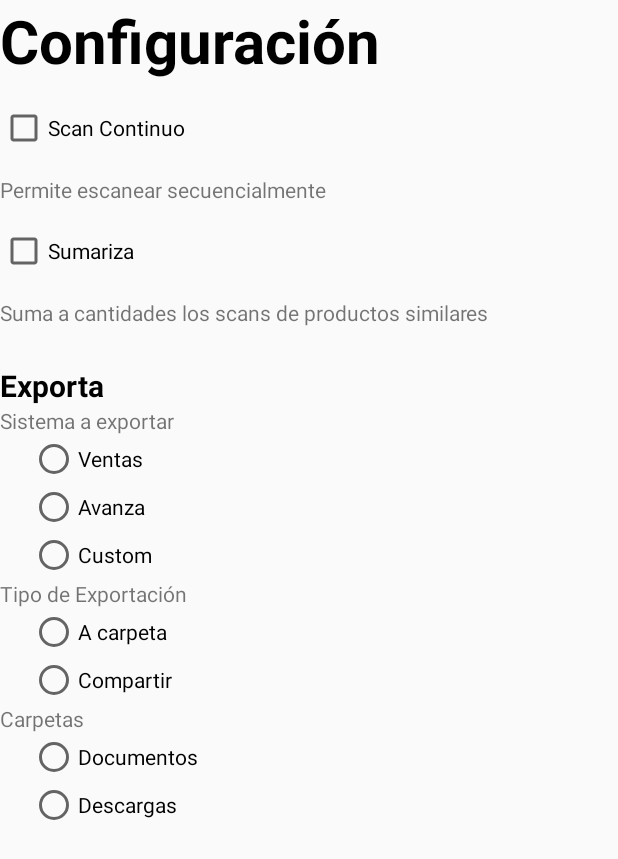
After one commit to ManuelTorresArg/ScanApp, an Android app: the ConfigActivity screen opened directly, with no data from a screen before it, on a phone screen of 412 x 824 dp. The commit adds this screen. Shown: the top 859 px of the screen. Run offline under Robolectric (Android 15) with nearby library versions, the phone set to English and light mode, and no system bars.

Commit message:
Creados los prototypes de coonfig, login, welcome y main

```diff
--- a/app/build.gradle
+++ b/app/build.gradle
@@ -4,6 +4,9 @@ plugins {
 
 android {
     compileSdk 33
+
+    viewBinding.enabled = true
+
 
     defaultConfig {
         applicationId "com.example.scanapp"
@@ -30,7 +33,7 @@ android {
 dependencies {
 
     implementation 'androidx.appcompat:appcompat:1.5.1'
-    implementation 'com.google.android.material:material:1.6.1'
+    implementation 'com.google.android.material:material:1.7.0'
     implementation 'androidx.constraintlayout:constraintlayout:2.1.4'
     testImplementation 'junit:junit:4.13.2'
     androidTestImplementation 'androidx.test.ext:junit:1.1.3'
--- /dev/null
+++ b/app/src/main/java/com/example/scanapp/ConfigActivity.java
@@ -0,0 +1,27 @@
+package com.example.scanapp;
+
+import android.os.Bundle;
+import android.view.View;
+
+import androidx.appcompat.app.AppCompatActivity;
+
+import com.example.scanapp.databinding.ConfigActivityBinding;
+
+public class ConfigActivity extends AppCompatActivity {
+
+    ConfigActivityBinding binding;
+
+    @Override
+    protected void onCreate(Bundle savedInstanceState) {
+        super.onCreate(savedInstanceState);
+
+        setContentView(R.layout.config_activity);
+
+        binding = ConfigActivityBinding.inflate(getLayoutInflater());
+        View view = binding.getRoot();
+        setContentView(view);
+
+
+    }
+
+}
--- /dev/null
+++ b/app/src/main/res/layout/config_activity.xml
@@ -0,0 +1,140 @@
+<?xml version="1.0" encoding="utf-8"?>
+<LinearLayout xmlns:android="http://schemas.android.com/apk/res/android"
+    android:layout_width="match_parent"
+    android:layout_height="match_parent"
+    android:orientation="vertical"
+    android:layout_marginStart="50dp">
+
+    <TextView
+        android:id="@+id/txt_config_title"
+        android:layout_width="match_parent"
+        android:layout_height="wrap_content"
+        android:text="Configuración"
+        android:textColor="#000000"
+        android:textSize="40dp"
+        android:textStyle="bold"/>
+
+    <CheckBox
+        android:id="@+id/chk_continuo"
+        android:layout_marginTop="15dp"
+        android:layout_width="match_parent"
+        android:layout_height="wrap_content"
+        android:text="Scan Continuo" />
+
+    <TextView
+        android:id="@+id/textView2"
+        android:layout_marginTop="15dp"
+        android:layout_width="match_parent"
+        android:layout_height="wrap_content"
+        android:text="Permite escanear secuencialmente" />
+
+    <CheckBox
+        android:id="@+id/chk_sumariza"
+        android:layout_marginTop="15dp"
+        android:layout_width="match_parent"
+        android:layout_height="wrap_content"
+        android:text="Sumariza" />
+
+    <TextView
+        android:id="@+id/textView3"
+        android:layout_marginTop="15dp"
+        android:layout_width="match_parent"
+        android:layout_height="wrap_content"
+        android:text="Suma a cantidades los scans de productos similares" />
+
+    <TextView
+        android:id="@+id/textView4"
+        android:layout_marginTop="25dp"
+        android:layout_width="match_parent"
+        android:layout_height="wrap_content"
+        android:textColor="#000000"
+        android:textSize="20dp"
+        android:textStyle="bold"
+        android:text="Exporta" />
+
+    <TextView
+        android:id="@+id/textView5"
+        android:layout_width="match_parent"
+        android:layout_height="wrap_content"
+        android:text="Sistema a exportar" />
+
+    <RadioGroup
+        android:layout_width="match_parent"
+        android:layout_height="wrap_content" >
+
+        <RadioButton
+            android:id="@+id/radioButton_Ventas"
+            android:layout_marginStart ="20dp"
+            android:layout_width="match_parent"
+            android:layout_height="wrap_content"
+            android:text="Ventas" />
+
+        <RadioButton
+            android:id="@+id/radioButton_Avanza"
+            android:layout_marginStart ="20dp"
+            android:layout_width="match_parent"
+            android:layout_height="wrap_content"
+            android:text="Avanza" />
+
+        <RadioButton
+            android:id="@+id/radioButton_Custom"
+            android:layout_marginStart ="20dp"
+            android:layout_width="match_parent"
+            android:layout_height="wrap_content"
+            android:text="Custom" />
+
+    </RadioGroup>
+
+    <TextView
+        android:id="@+id/textView6"
+        android:layout_width="match_parent"
+        android:layout_height="wrap_content"
+        android:text="Tipo de Exportación" />
+
+    <RadioGroup
+        android:layout_width="match_parent"
+        android:layout_height="wrap_content" >
+
+        <RadioButton
+            android:id="@+id/radioButton4"
+            android:layout_marginStart ="20dp"
+            android:layout_width="match_parent"
+            android:layout_height="wrap_content"
+            android:text="A carpeta" />
+
+        <RadioButton
+            android:id="@+id/radioButton5"
+            android:layout_marginStart ="20dp"
+            android:layout_width="match_parent"
+            android:layout_height="wrap_content"
+            android:text="Compartir" />
+
+    </RadioGroup>
+
+    <TextView
+        android:id="@+id/textView7"
+        android:layout_width="match_parent"
+        android:layout_height="wrap_content"
+        android:text="Carpetas" />
+
+    <RadioGroup
+        android:layout_width="match_parent"
+        android:layout_height="match_parent" >
+
+        <RadioButton
+            android:id="@+id/radioButton7"
+            android:layout_marginStart ="20dp"
+            android:layout_width="match_parent"
+            android:layout_height="wrap_content"
+            android:text="Documentos" />
+
+        <RadioButton
+            android:id="@+id/radioButton8"
+            android:layout_marginStart ="20dp"
+            android:layout_width="match_parent"
+            android:layout_height="wrap_content"
+            android:text="Descargas" />
+    </RadioGroup>
+
+
+</LinearLayout>
```
Also changed, not shown: app/src/main/AndroidManifest.xml (+17 -1 lines), app/src/main/java/com/example/scanapp/LoginActivity.java (added, +47 -0 lines), app/src/main/java/com/example/scanapp/MainActivity.java (+40 -2 lines), app/src/main/java/com/example/scanapp/WelcomeActivity.java (added, +25 -0 lines), app/src/main/res/drawable/ic_baseline_delete_24.xml (added, +10 -0 lines), app/src/main/res/drawable/ic_baseline_export.xml (added, +11 -0 lines), app/src/main/res/drawable/ic_baseline_menu_book.xml (added, +19 -0 lines), app/src/main/res/drawable/ic_baseline_qr_code_scanner_24.xml (added, +10 -0 lines), app/src/main/res/drawable/ic_baseline_search.xml (added, +10 -0 lines), app/src/main/res/drawable/ic_baseline_settings_24.xml (added, +10 -0 lines), app/src/main/res/layout/login_activity_main.xml (+9 -3 lines), app/src/main/res/layout/main_activity.xml (added, +37 -0 lines), app/src/main/res/layout/welcome_activity.xml (+25 -0 lines), app/src/main/res/menu/botton_app_bar_menu.xml (added, +40 -0 lines), 1 more files.
